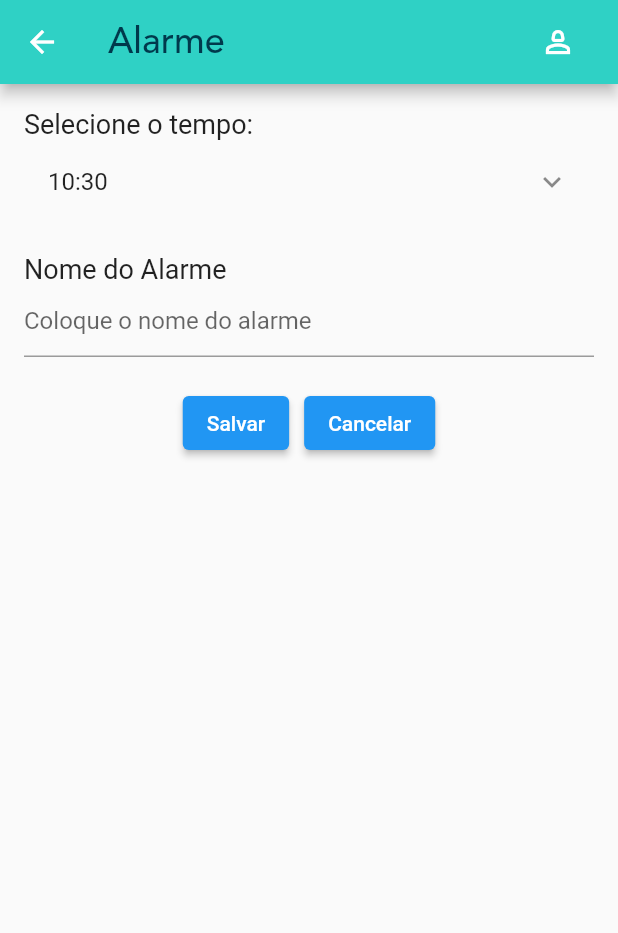
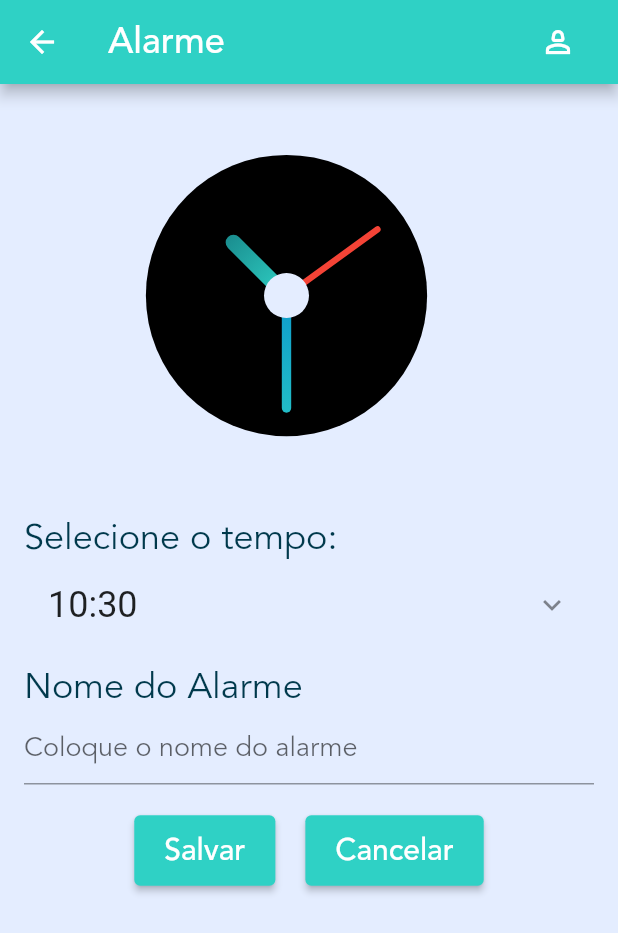
Before and after one commit to jpdants/Student-Aide, a Flutter app: the screen it shows after launch, after a tap on "Alarme", on a phone screen of 412 x 824 dp. Shown: the top 933 px of the screen. Run offline on Flutter 3.47's test engine with Material 2 defaults, Android fonts, the phone set to English and light mode, and no system bars.

Commit message:
release do alarme

```diff
--- a/trabalho_final_prog_moveis/lib/view/alarme_screen.dart
+++ b/trabalho_final_prog_moveis/lib/view/alarme_screen.dart
@@ -2,9 +2,10 @@ import 'package:flutter/material.dart';
 import 'package:intl/intl.dart';
 
 import '../constants/app_colors.dart';
+import 'clock_view.dart';
 
 class AlarmScreen extends StatefulWidget {
-  const AlarmScreen({super.key});
+  const AlarmScreen({Key? key}) : super(key: key);
 
   @override
   _AlarmScreenState createState() => _AlarmScreenState();
@@ -57,14 +58,12 @@ class _AlarmScreenState extends State<AlarmScreen> {
               'Alarme',
               style: TextStyle(
                 fontFamily: 'avenir',
-              color: AppColors.kTextStyle,
-              fontSize: 24
+                color: Colors.white,
+                fontSize: 24,
               ),
             ),
             IconButton(
-              icon: const Icon(
-                Icons.person_2_outlined
-              ),
+              icon: const Icon(Icons.person_2_outlined),
               onPressed: () {
                 //   Navigator.push(
                 //     context,
@@ -75,34 +74,61 @@ class _AlarmScreenState extends State<AlarmScreen> {
           ],
         ),
       ),
-      body: Padding(
+      backgroundColor: AppColors.kSecondaryColor,
+      body: SingleChildScrollView( // Wrap the main Column with SingleChildScrollView
+        child: Padding(
           padding: const EdgeInsets.all(16.0),
           child: Column(
             crossAxisAlignment: CrossAxisAlignment.start,
             children: [
+              Padding(
+                padding: const EdgeInsets.only(left: 50),
+                child: ClockView(size: 250),
+              ),
+              const SizedBox(height: 20),
               const Text(
                 'Selecione o tempo:',
-              style: TextStyle(fontSize: 18),
+                style: TextStyle(
+                  fontFamily: 'avenir',
+                  color: AppColors.kTextStyle,
+                  fontSize: 24,
+                ),
               ),
               ListTile(
-              title: Text(timeFormat.format(DateTime(
+                title: Container(
+                  width: double.infinity,
+                  child: Text(
+                    timeFormat.format(DateTime(
                       DateTime.now().year,
                       DateTime.now().month,
                       DateTime.now().day,
                       _selectedTime.hour,
                       _selectedTime.minute,
-              ))),
+                    )),
+                    style: const TextStyle(
+                      fontSize: 24,
+                    ),
+                  ),
+                ),
                 trailing: const Icon(Icons.keyboard_arrow_down),
                 onTap: () => _selectTime(context),
               ),
-            const SizedBox(height: 20),
+              const SizedBox(height: 10),
               const Text(
                 'Nome do Alarme',
-              style: TextStyle(fontSize: 18),
+                style: TextStyle(
+                  fontFamily: 'avenir',
+                  color: AppColors.kTextStyle,
+                  fontSize: 24,
+                ),
               ),
               TextField(
                 decoration: const InputDecoration(
                   hintText: 'Coloque o nome do alarme',
+                  hintStyle: TextStyle(
+                    fontFamily: 'avenir',
+                    fontSize: 18,
+                  ),
                 ),
                 onChanged: (value) {
                   setState(() {
@@ -116,20 +142,45 @@ class _AlarmScreenState extends State<AlarmScreen> {
                 children: [
                   ElevatedButton(
                     onPressed: _saveAlarm,
-                  child: const Text('Salvar'),
+                    style: ElevatedButton.styleFrom(
+                      padding:
+                          const EdgeInsets.symmetric(horizontal: 20, vertical: 10),
+                      backgroundColor: AppColors.kPrimaryColor,
                     ),
-                const SizedBox(width: 10),
+                    child: const Text(
+                      'Salvar',
+                      style: TextStyle(
+                        fontFamily: 'avenir',
+                        color: Colors.white,
+                        fontSize: 20,
+                      ),
+                    ),
+                  ),
+                  const SizedBox(width: 20),
                   ElevatedButton(
                     onPressed: () {
                       Navigator.pop(context);
                     },
-                  child: const Text('Cancelar'),
+                    style: ElevatedButton.styleFrom(
+                      padding:
+                          const EdgeInsets.symmetric(horizontal: 20, vertical: 10),
+                      backgroundColor: AppColors.kPrimaryColor,
+                    ),
+                    child: const Text(
+                      'Cancelar',
+                      style: TextStyle(
+                        fontFamily: 'avenir',
+                        color: Colors.white,
+                        fontSize: 20,
+                      ),
+                    ),
                   ),
                 ],
               ),
             ],
           ),
         ),
+      ),
     );
   }
 }
--- a/trabalho_final_prog_moveis/lib/view/cronometro.dart
+++ b/trabalho_final_prog_moveis/lib/view/cronometro.dart
@@ -80,7 +80,7 @@ class _TimerScreenState extends State<TimerScreen> {
               'Cronômetro',
               style: TextStyle(
               fontFamily: 'avenir',
-              color: AppColors.kTextStyle,
+              color: Colors.white,
               fontSize: 24
               ),
             ),
@@ -98,7 +98,7 @@ class _TimerScreenState extends State<TimerScreen> {
           ],
         ),
       ),
-
+      backgroundColor: AppColors.kSecondaryColor,
       body: Center(
         child: Column(
           mainAxisAlignment: MainAxisAlignment.center,
@@ -120,6 +120,8 @@ class _TimerScreenState extends State<TimerScreen> {
                   child: Text(
                     _isRunning ? 'Pare' : 'Comece',
                     style: const TextStyle(
+                      fontFamily: 'avenir',
+                      color: Colors.white,
                       fontSize: 20,
                     )
                   ),
@@ -131,7 +133,14 @@ class _TimerScreenState extends State<TimerScreen> {
                     padding: const EdgeInsets.symmetric(horizontal: 20, vertical: 10),
                     backgroundColor: AppColors.kPrimaryColor
                   ),
-                  child: const Text('Recomece', style: TextStyle(fontSize: 20)),
+                  child: const Text(
+                    'Recomece',
+                     style: TextStyle(
+                        fontFamily: 'avenir',
+                        color: Colors.white,
+                        fontSize: 20,
+                    )
+                  ),
                 ),
               ],
             ),
--- a/trabalho_final_prog_moveis/lib/view/home_page.dart
+++ b/trabalho_final_prog_moveis/lib/view/home_page.dart
@@ -28,7 +28,7 @@ class _HomePageState extends State<HomePage> {
               'Home',
               style: TextStyle(
               fontFamily: 'avenir',
-              color: AppColors.kTextStyle,
+              color: Colors.white,
               fontSize: 24
               ),
             ),
```
Lines whose indentation alone changed are shown as unchanged.
